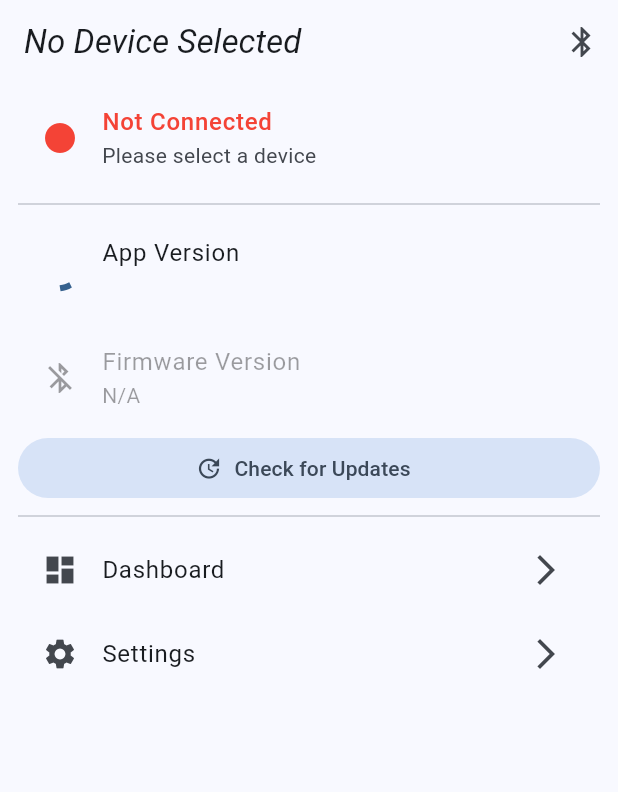
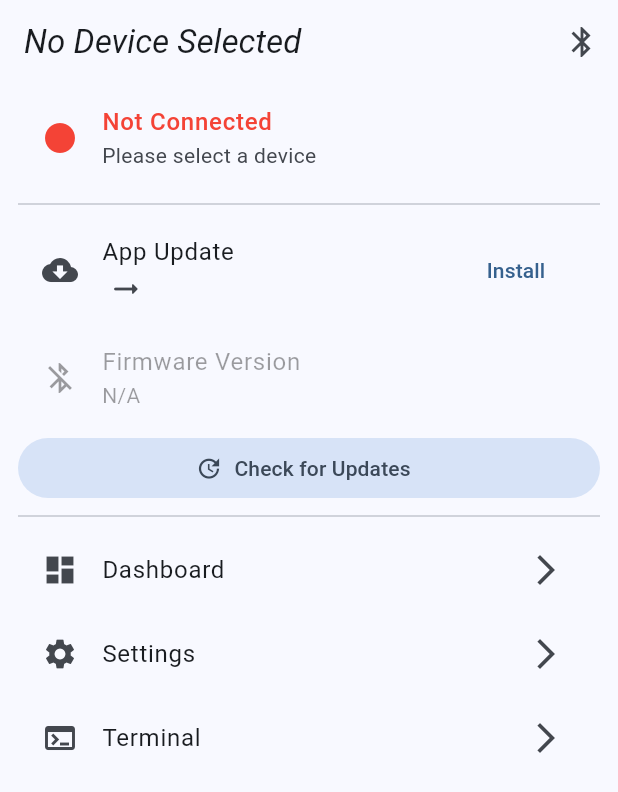
Before and after one commit to djh20/candle-dash, a Flutter app: the screen it shows after launch, on a phone screen of 412 x 824 dp. Shown: the top 792 px of the screen. Run offline on Flutter 3.47's test engine with Material 3 defaults, Android fonts, the phone set to English and light mode, and no system bars; our stand-ins replace convert, device_info_plus, dio, flutter_blue_plus, package_info_plus, permission_handler and 3 more; missing offline and left inert: github, light_sensor, open_file_plus, screen_state, version; statements that could not run were skipped.

```diff
--- a/lib/bluetooth/bluetooth_uuids.dart
+++ b/lib/bluetooth/bluetooth_uuids.dart
@@ -12,10 +12,10 @@ class BluetoothUuids {
   static const String otaCommandChar = '00000001-$customSuffix';
   static const String otaDataChar = '00000002-$customSuffix';
 
-  static const String configService = '00000200-$customSuffix';
-  static const String configVehicleIdChar = '00000201-$customSuffix';
+  static const String consoleService = '00000100-$customSuffix';
+  static const String consoleCommandChar = '00000101-$customSuffix';
 
-  static const String vehicleCatalogService = '00000300-$customSuffix';
+  // static const String vehicleCatalogService = '00000300-$customSuffix';
 
   static const String metricsService = '00000400-$customSuffix';
   static const String metricsDescriptor = '00000402-$customSuffix';
--- a/lib/material_app.dart
+++ b/lib/material_app.dart
@@ -4,6 +4,7 @@ import 'package:candle_dash/widgets/pages/app_settings_page.dart';
 import 'package:candle_dash/widgets/pages/bluetooth_page.dart';
 import 'package:candle_dash/widgets/pages/dash_page.dart';
 import 'package:candle_dash/widgets/pages/home_page.dart';
+import 'package:candle_dash/widgets/pages/terminal_page.dart';
 import 'package:flutter/material.dart';
 import 'package:provider/provider.dart';
 
@@ -46,6 +47,7 @@ class MyMaterialApp extends StatelessWidget {
         '/bluetooth': (context) => const BluetoothPage(),
         '/dash': (context) => const DashPage(),
         '/app_settings': (context) => const AppSettingsPage(),
+        '/terminal': (context) => const TerminalPage(),
         '/device_settings': (context) => const SizedBox(),
       },
     );
--- a/lib/ota/updater.dart
+++ b/lib/ota/updater.dart
@@ -107,7 +107,9 @@ abstract class Updater with ChangeNotifier {
 
     if (currentVersion != null && latestVersion != null) {
       debugPrint('Latest version for $_repoSlug is $latestVersion');
-      if (latestVersion! > currentVersion!) {
+
+      // Allow upgrades and downgrades.
+      if (latestVersion! != currentVersion!) {
         updateAvailability = UpdateAvailability.newVersionAvailable;
       } else {
         updateAvailability = UpdateAvailability.upToDate;
--- a/lib/widgets/pages/home_page.dart
+++ b/lib/widgets/pages/home_page.dart
@@ -77,6 +77,12 @@ class HomePage extends StatelessWidget {
             trailing: const Icon(Icons.arrow_forward_ios),
             onTap: () => Navigator.pushNamed(context, '/app_settings'),
           ),
+          ListTile(
+            title: const Text('Terminal'),
+            leading: const Icon(Icons.terminal),
+            trailing: const Icon(Icons.arrow_forward_ios),
+            onTap: () => Navigator.pushNamed(context, '/terminal'),
+          ),
           // ListTile(
           //   title: const Text('Scanner Settings'),
           //   leading: const Icon(Icons.memory),
```
Also changed, not shown: lib/bluetooth/bluetooth_manager.dart (+20 -0 lines), lib/vehicle/vehicle.dart (+9 -7 lines), lib/widgets/pages/terminal_page.dart (added, +48 -0 lines).
